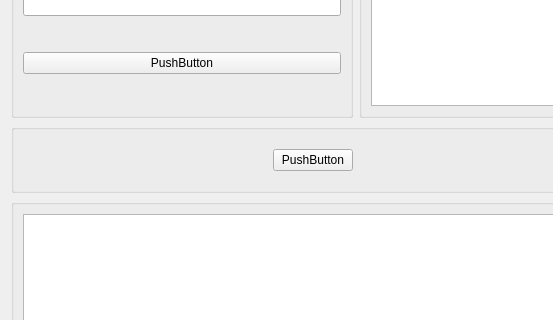
First picture: the form in fhwidget.ui, repository chenbuxiuu/fhsip, before the edit; both pictures show x 0 to 553 and y 112 to 432 of the 712 by 541 pixel window.
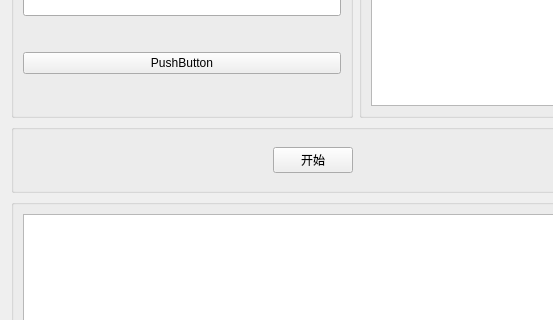
Second picture: the form after the edit.

Commit message: treeview log button

The edit to the form file:
```diff
--- a/fhwidget.ui
+++ b/fhwidget.ui
@@ -93,7 +93,7 @@
       <item>
        <widget class="QPushButton" name="pushButton_begin">
         <property name="text">
-         <string>PushButton</string>
+         <string>开始</string>
         </property>
        </widget>
       </item>
```
Left out of the diff: 6 changed lines with no effect on the pictures. The commit also changes 12 other files.
